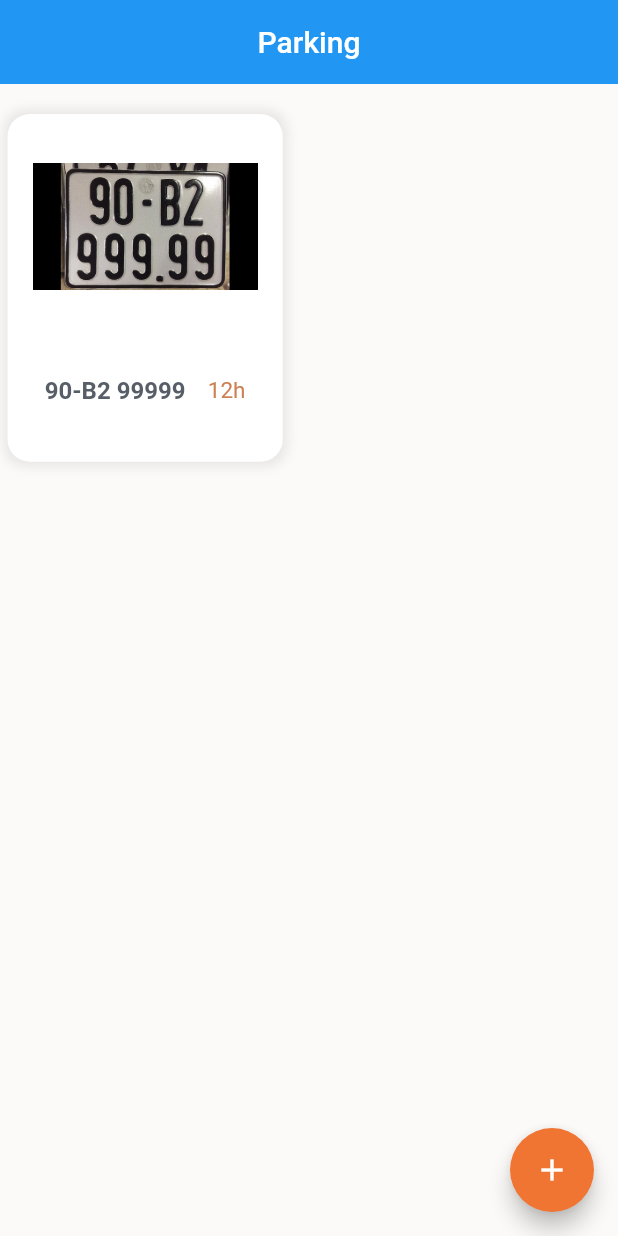
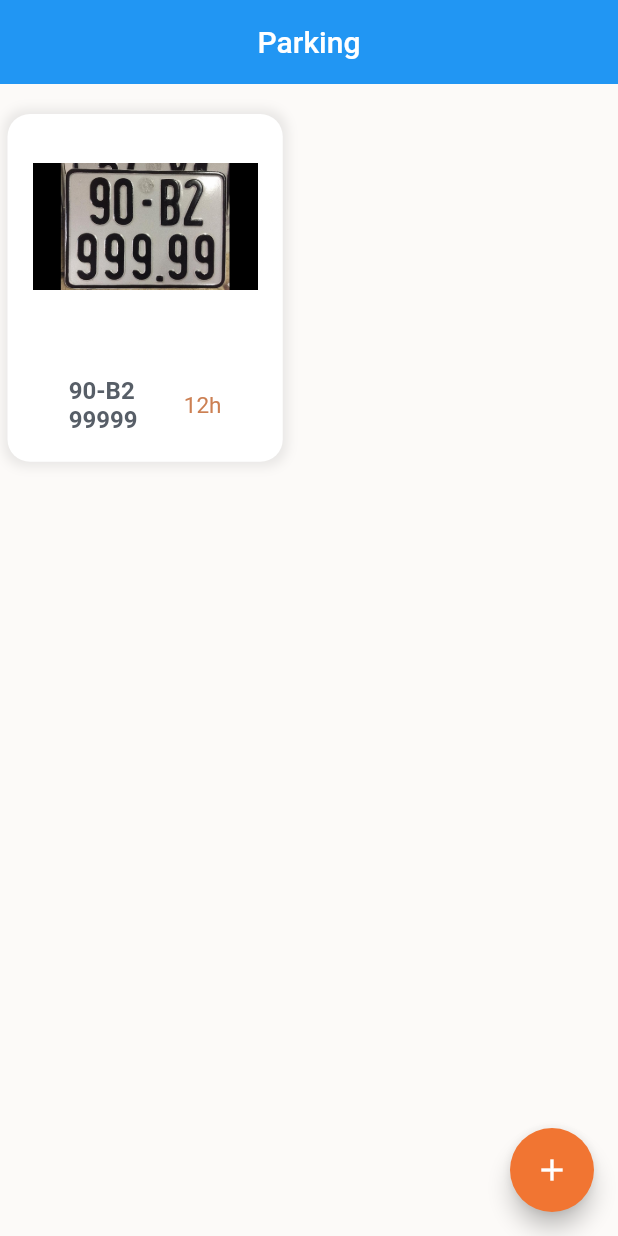
Before and after one commit to haongo28/Parking-App, a Flutter app: the screen it shows after launch, on a phone screen of 412 x 824 dp. Run offline on Flutter 3.47's test engine with Material 2 defaults, Android fonts, the phone set to English and light mode, and no system bars; our stand-ins replace camera, image_picker, sqflite; missing offline and left inert: google_ml_kit; accounts and stored records are empty; Roboto replaces fonts that are missing (Varela).

Commit message:
[Task] Navigate to Detail screen. (#4)
Co-authored-by: nghiaptx2124 <phan.tran.xuan.nghia@sun-asterisk.com>

```diff
--- a/lib/main.dart
+++ b/lib/main.dart
@@ -1,8 +1,10 @@
 import 'dart:io';
+
 import 'package:camera/camera.dart';
 import 'package:flutter/material.dart';
-import 'package:parking_app/car_page.dart';
+import 'package:parking_app/screens/car_page.dart';
 import 'package:parking_app/screens/scanner.dart';
+
 import 'VisionDetectorViews/text_detectorv2_view.dart';
 
 List<CameraDescription> cameras = [];
--- a/lib/car_page.dart
+++ b/lib/screens/car_page.dart
@@ -2,7 +2,7 @@ import 'package:flutter/cupertino.dart';
 import 'package:flutter/material.dart';
 import 'package:parking_app/screens/detail.dart';
 
-import 'model/car_license_plate.dart';
+import '../model/car_license_plate.dart';
 
 class CarPage extends StatelessWidget {
   @override
@@ -10,7 +10,7 @@ class CarPage extends StatelessWidget {
     CarLicensePlate? carLicensePlate = CarLicensePlate(
         category: Category.accessories,
         id: 0,
-        licensePlate: '90-B2 99999',
+        licensePlate: '90-B2\n99999',
         totalTimeParked: 12,
         timeCheckIn: 5,
         price: 45.000,
@@ -38,7 +38,7 @@ class CarPage extends StatelessWidget {
     );
   }
 
-  Widget _buildCard(BuildContext context, CarLicensePlate? car) {
+  Widget _buildCard(BuildContext context, CarLicensePlate? carLicensePlate) {
     return Padding(
         padding:
             const EdgeInsets.only(top: 5.0, bottom: 5.0, left: 5.0, right: 5.0),
@@ -46,7 +46,9 @@ class CarPage extends StatelessWidget {
             onTap: () {
               Navigator.push(
                 context,
-                MaterialPageRoute(builder: (context) => DetailScreen()),
+                MaterialPageRoute(
+                    builder: (context) =>
+                        DetailScreen(carLicensePlate: carLicensePlate)),
               );
             },
             child: Container(
@@ -61,26 +63,29 @@ class CarPage extends StatelessWidget {
                     color: Colors.white),
                 child: Column(children: [
                   Hero(
-                      tag: car?.imagePath ?? "",
+                      tag: carLicensePlate?.imagePath ?? "",
                       child: Container(
                           height: 150.0,
                           width: 150.0,
                           decoration: BoxDecoration(
                               image: DecorationImage(
-                                  image: AssetImage(car?.imagePath ?? ""),
+                                  image: AssetImage(
+                                      carLicensePlate?.imagePath ?? ""),
                                   fit: BoxFit.contain)))),
                   const SizedBox(height: 25.0),
                   Row(
                     mainAxisAlignment: MainAxisAlignment.spaceBetween,
                     children: [
                       SizedBox(width: 10.0),
-                      Text(car?.licensePlate ?? " ",
-                          style: const TextStyle(
-                              fontWeight: FontWeight.bold,
-                              color: Color(0xFF575E67),
-                              fontFamily: 'Varela',
-                              fontSize: 16.0)),
-                      Text("${car?.totalTimeParked.toString()}h" ?? "0",
+                      Flexible(
+                        child: Text(carLicensePlate?.licensePlate ?? " ",
+                            style: const TextStyle(
+                                fontWeight: FontWeight.bold,
+                                color: Color(0xFF575E67),
+                                fontFamily: 'Varela',
+                                fontSize: 16.0)),
+                      ),
+                      Text("${carLicensePlate?.totalTimeParked.toString()}h",
                           style: const TextStyle(
                               color: Color(0xFFCC8053),
                               fontFamily: 'Varela',
```
Also changed, not shown: lib/screens/detail.dart (+18 -9 lines), 3 other files.
